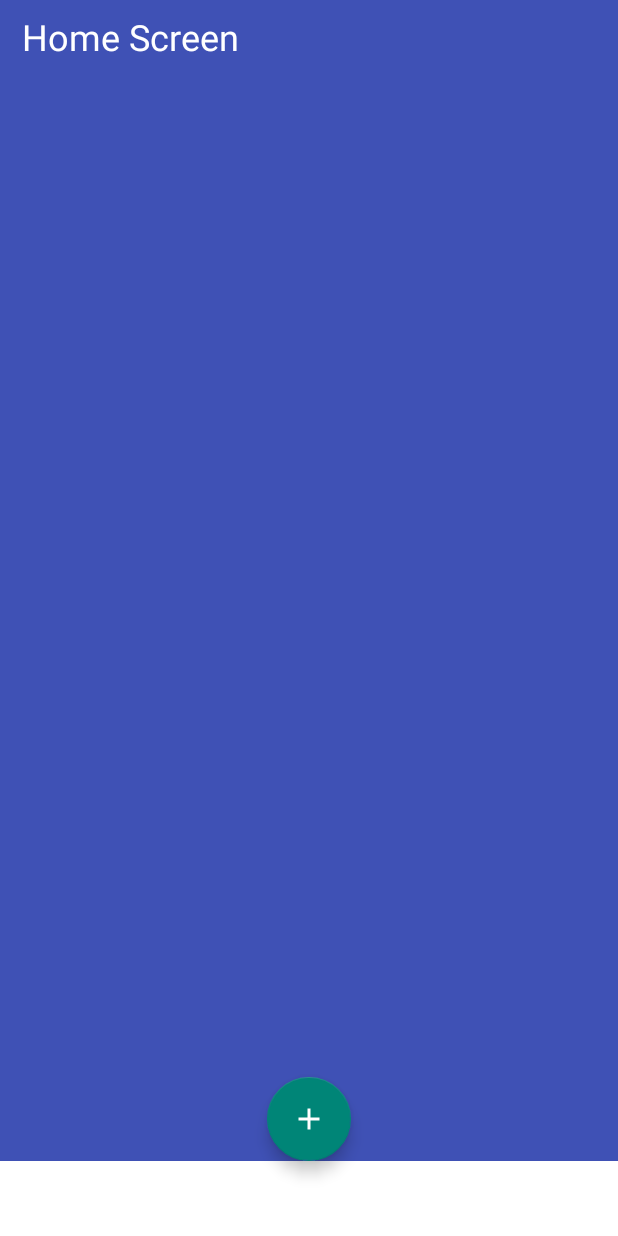
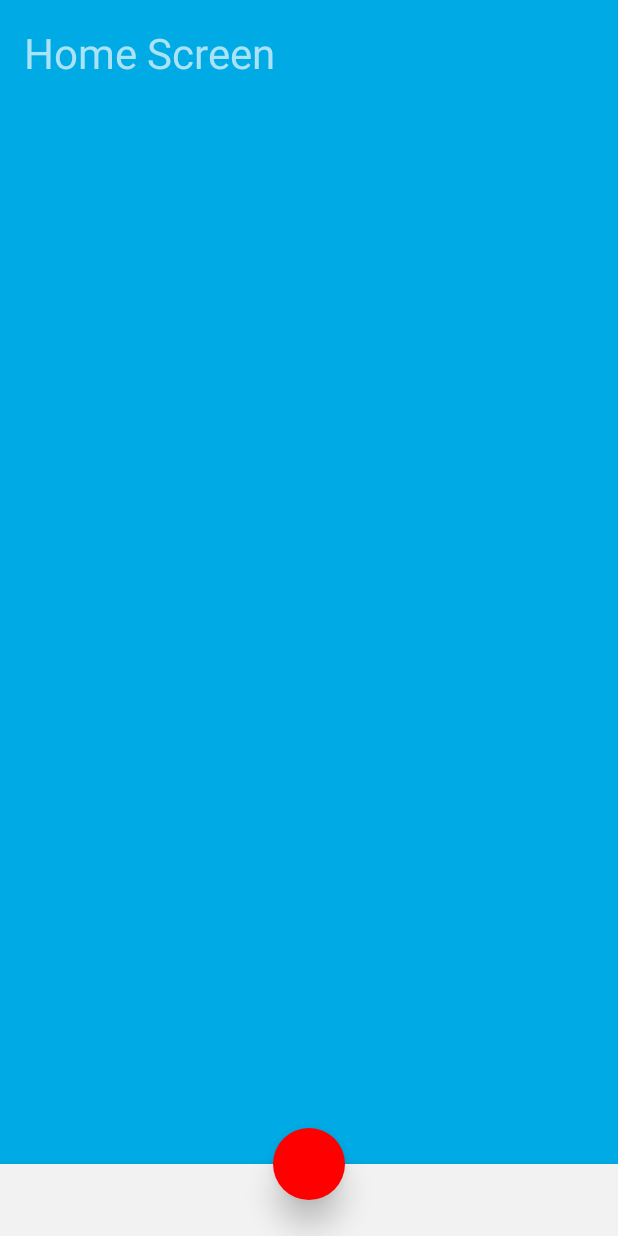
Before and after one commit to AjeshRPai/Android_Animation, an Android app: the HomeView_AlarmViewSwitching screen opened directly, with no data from a screen before it, on a phone screen of 412 x 824 dp. Run offline under Robolectric (Android 15) with nearby library versions, the phone set to English and light mode, and no system bars.

Commit message:
Final Changes before the review

```diff
--- a/app/src/main/java/com/example/ajeshpai/androidanimatios/transitions/HomeView_AlarmViewSwitching.kt
+++ b/app/src/main/java/com/example/ajeshpai/androidanimatios/transitions/HomeView_AlarmViewSwitching.kt
@@ -53,11 +53,13 @@ class HomeView_AlarmViewSwitching : AppCompatActivity() {
         val transition=TransitionSet()
                 .addTransition(Slide(Gravity.BOTTOM)
                         .addTarget(content_container)
+                        .setDuration(500)
                         .setInterpolator(LinearOutSlowInInterpolator())
                 )
                 .addTransition(ChangeBounds()
                         .addTarget(homeview_fab)
                         .addTarget(alarmview_fab)
+                        .setDuration(500)
                 )
 
         val back_transition=TransitionSet()
@@ -66,8 +68,8 @@ class HomeView_AlarmViewSwitching : AppCompatActivity() {
                         .setInterpolator(LinearOutSlowInInterpolator())
                 )
                 .addTransition(ChangeBounds()
+                        .addTarget(alarmview_fab)
                         .addTarget(homeview_fab)
-                        .addTarget(alarmview_fab)
                 )
 
         homeview_fab.setOnClickListener {
@@ -81,8 +83,10 @@ class HomeView_AlarmViewSwitching : AppCompatActivity() {
 
         alarmview_fab.setOnClickListener {
             TransitionManager.beginDelayedTransition(viewgroup,back_transition)
+            viewgroup.removeAllViews()
             home_view.addView(homeview_fab)
-            viewgroup.removeAllViews()
+            if (homeview.getParent() != null)
+                (homeview.getParent() as ViewGroup).removeView(homeview)
             viewgroup.addView(homeview)
         }
 
--- a/app/src/main/java/com/example/ajeshpai/androidanimatios/transitions/SearchViewTransitionActivity.kt
+++ b/app/src/main/java/com/example/ajeshpai/androidanimatios/transitions/SearchViewTransitionActivity.kt
@@ -10,8 +10,6 @@ import kotlinx.android.synthetic.main.search_home_view.*
 import android.support.v4.view.ViewCompat
 import android.support.v4.app.ActivityOptionsCompat
 import android.content.Intent
-
-
 
 class SearchViewTransitionActivity : AppCompatActivity() {
 
--- a/app/src/main/java/com/example/ajeshpai/androidanimatios/transitions/Search_Activity.kt
+++ b/app/src/main/java/com/example/ajeshpai/androidanimatios/transitions/Search_Activity.kt
@@ -3,6 +3,7 @@ package com.example.ajeshpai.androidanimatios.transitions
 import android.support.v7.app.AppCompatActivity
 import android.os.Bundle
 import android.support.v7.widget.LinearLayoutManager
+import android.view.View
 import com.example.ajeshpai.androidanimatios.R
 import kotlinx.android.synthetic.main.search_view.*
 
@@ -15,9 +16,11 @@ class Search_Activity : AppCompatActivity() {
 
     override fun onResume() {
         super.onResume()
+        recycler_view.visibility= View.VISIBLE
         val adapter=SearchAdapter(getDummyValues())
         recycler_view.setLayoutManager(LinearLayoutManager(getApplicationContext()))
         recycler_view.adapter=adapter
+
     }
 
 
--- a/app/src/main/res/layout/activity_home_view__alarm_view_switching.xml
+++ b/app/src/main/res/layout/activity_home_view__alarm_view_switching.xml
@@ -9,7 +9,7 @@
     <FrameLayout
         android:layout_width="match_parent"
         android:layout_height="match_parent"
-        android:id="@+id/view_group"></FrameLayout>
+        android:id="@+id/view_group"/>
 
 
 </android.support.constraint.ConstraintLayout>
--- a/app/src/main/res/layout/home_view.xml
+++ b/app/src/main/res/layout/home_view.xml
@@ -8,55 +8,44 @@
     android:id="@+id/home_view"
     app:layout_anchorGravity="bottom|right">
 
-    <android.support.constraint.ConstraintLayout xmlns:android="http://schemas.android.com/apk/res/android"
-        xmlns:app="http://schemas.android.com/apk/res-auto"
-        xmlns:tools="http://schemas.android.com/tools"
+    <android.support.constraint.ConstraintLayout
         android:id="@+id/homeview_container"
         android:layout_width="match_parent"
         android:layout_height="match_parent"
-        android:background="@color/colorPrimary"
-        >
-
+        android:background="#00ABE5"
+        android:transitionGroup="false">
 
         <TextView
-            android:id="@+id/textView"
             android:layout_width="wrap_content"
             android:layout_height="wrap_content"
-            android:layout_marginEnd="8dp"
-            android:layout_marginStart="8dp"
-            android:layout_marginTop="8dp"
+            android:layout_marginLeft="16dp"
+            android:layout_marginTop="16dp"
             android:text="Home Screen"
-            android:textColor="@android:color/background_light"
-            android:textSize="24sp"
-            app:layout_constraintEnd_toEndOf="parent"
-            app:layout_constraintHorizontal_bias="0.026"
-            app:layout_constraintStart_toStartOf="parent"
+            android:textColor="#AAFFFFFF"
+            android:textSize="28sp"
+            app:layout_constraintLeft_toLeftOf="parent"
             app:layout_constraintTop_toTopOf="parent" />
 
+        <android.support.design.widget.BottomNavigationView
+            android:layout_width="match_parent"
+            android:layout_height="48dp"
+            android:background="#F2F2F2"
+            app:layout_constraintBottom_toBottomOf="parent" />
 
-        <LinearLayout
-            android:id="@+id/linearLayout"
-            android:layout_width="0dp"
-            android:layout_height="50dp"
-
-            android:background="@android:color/background_light"
-            android:orientation="horizontal"
-            app:layout_constraintBottom_toBottomOf="parent"
-            app:layout_constraintEnd_toEndOf="parent"
-            app:layout_constraintStart_toStartOf="parent" />
     </android.support.constraint.ConstraintLayout>
 
     <android.support.design.widget.FloatingActionButton
         android:id="@+id/floatingActionButton"
-        android:layout_width="wrap_content"
-        android:layout_height="wrap_content"
-        android:clickable="true"
-        android:layout_marginBottom="50dp"
-        android:layout_gravity="center|bottom"
+        android:layout_width="48dp"
+        android:layout_height="48dp"
+        android:layout_gravity="bottom|center_horizontal"
+        android:layout_marginBottom="24dp"
+        android:backgroundTint="#FF0000"
+        android:transitionName="fab_button"
+        app:borderWidth="0dp"
+        app:elevation="12dp" />
 
-        android:transitionName="fab_button"
-        app:srcCompat="@drawable/ic_add_white_24dp"
-        tools:layout_editor_absoluteX="7dp"
-        tools:layout_editor_absoluteY="156dp" />
+
+
 
 </FrameLayout>
--- a/app/src/main/res/layout/search_view.xml
+++ b/app/src/main/res/layout/search_view.xml
@@ -48,6 +48,7 @@
         <android.support.v7.widget.RecyclerView
             android:layout_width="match_parent"
             android:padding="4dp"
+            android:visibility="gone"
             android:id="@+id/recycler_view"
             android:layout_height="wrap_content"/>
         </LinearLayout>
```
